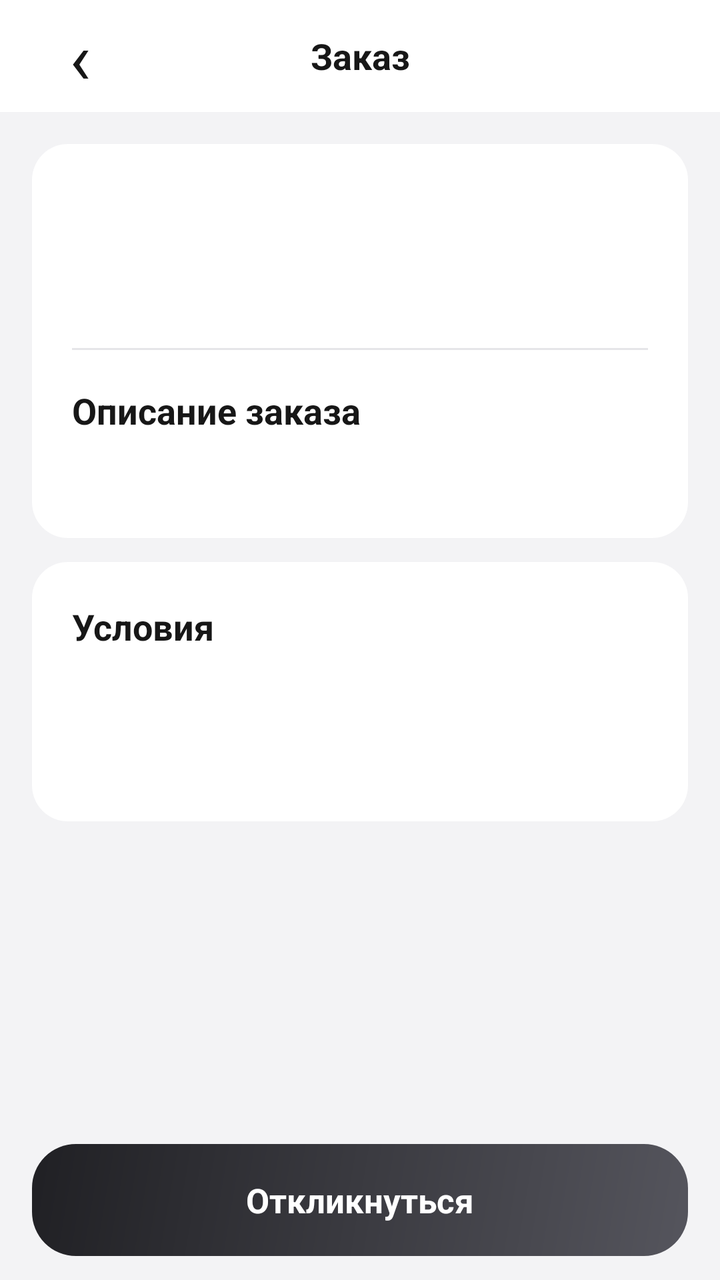
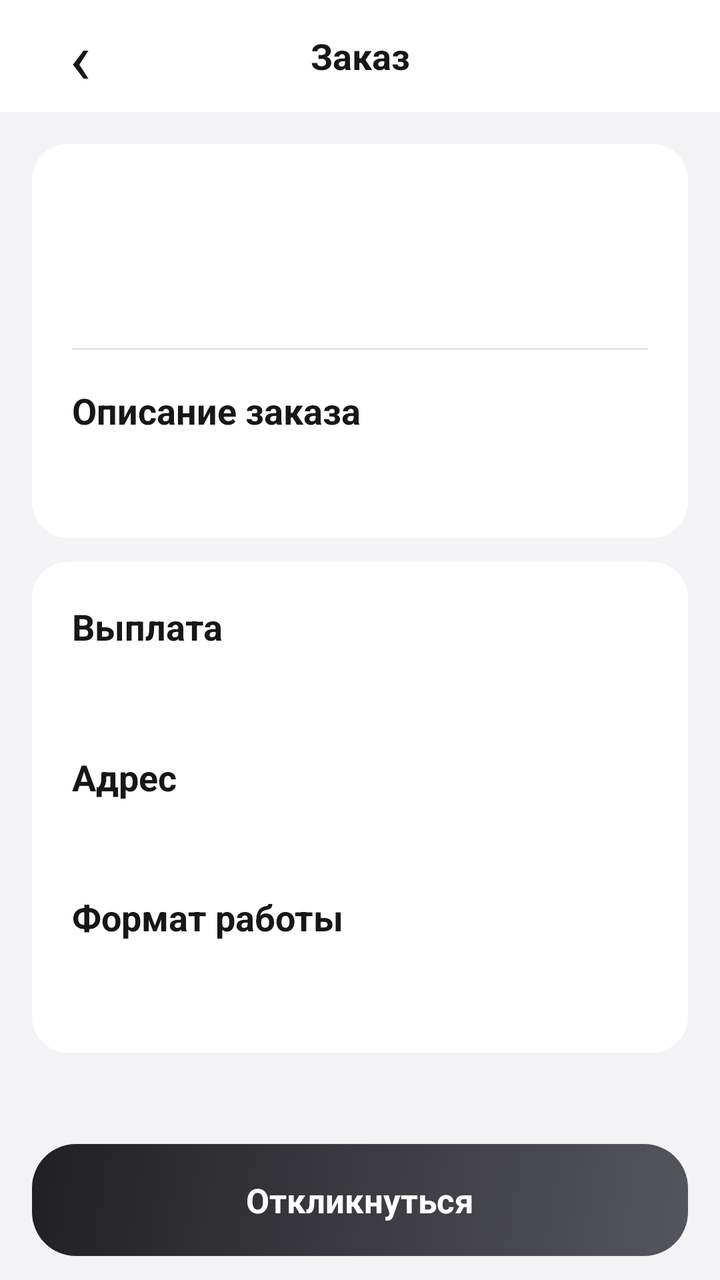

Compare the two renders of this Android layout. The source of the first and the diff that turns it into the second are given below.
<!-- AndroidManifest.xml: application theme Theme.Kursach -->
<!-- res/layout/activity_order_details.xml -->
<?xml version="1.0" encoding="utf-8"?>
<LinearLayout xmlns:android="http://schemas.android.com/apk/res/android"
    android:id="@+id/orderDetailsRoot"
    android:layout_width="match_parent"
    android:layout_height="match_parent"
    android:background="#F3F3F5"
    android:orientation="vertical">

    <LinearLayout
        android:layout_width="match_parent"
        android:layout_height="56dp"
        android:background="#FFFFFF"
        android:gravity="center_vertical"
        android:orientation="horizontal"
        android:paddingHorizontal="8dp">

        <TextView
            android:id="@+id/backButton"
            android:layout_width="64dp"
            android:layout_height="match_parent"
            android:background="?attr/selectableItemBackgroundBorderless"
            android:clickable="true"
            android:contentDescription="Назад"
            android:focusable="true"
            android:gravity="center"
            android:text="‹"
            android:textColor="#171717"
            android:textSize="36sp" />

        <TextView
            android:layout_width="0dp"
            android:layout_height="wrap_content"
            android:layout_weight="1"
            android:gravity="center"
            android:text="Заказ"
            android:textColor="#171717"
            android:textSize="18sp"
            android:textStyle="bold" />

        <View android:layout_width="64dp" android:layout_height="1dp" />
    </LinearLayout>

    <ScrollView
        android:layout_width="match_parent"
        android:layout_height="0dp"
        android:layout_weight="1"
        android:clipToPadding="false">

        <LinearLayout
            android:layout_width="match_parent"
            android:layout_height="wrap_content"
            android:orientation="vertical"
            android:padding="16dp">

            <LinearLayout
                android:layout_width="match_parent"
                android:layout_height="wrap_content"
                android:background="@drawable/rounded_white"
                android:orientation="vertical"
                android:padding="20dp">

                <TextView
                    android:id="@+id/orderDate"
                    android:layout_width="wrap_content"
                    android:layout_height="wrap_content"
                    android:textColor="#85858D"
                    android:textSize="14sp" />

                <TextView
                    android:id="@+id/orderTitle"
                    android:layout_width="match_parent"
                    android:layout_height="wrap_content"
                    android:layout_marginTop="10dp"
                    android:textColor="#171717"
                    android:textSize="26sp"
                    android:textStyle="bold" />

                <View
                    android:layout_width="match_parent"
                    android:layout_height="1dp"
                    android:layout_marginVertical="18dp"
                    android:background="#E5E5E8" />

                <TextView
                    android:layout_width="wrap_content"
                    android:layout_height="wrap_content"
                    android:text="Описание заказа"
                    android:textColor="#171717"
                    android:textSize="18sp"
                    android:textStyle="bold" />

                <TextView
                    android:id="@+id/orderDescription"
                    android:layout_width="match_parent"
                    android:layout_height="wrap_content"
                    android:layout_marginTop="10dp"
                    android:lineSpacingExtra="4dp"
                    android:textColor="#29292D"
                    android:textSize="16sp" />
            </LinearLayout>

            <LinearLayout
                android:layout_width="match_parent"
                android:layout_height="wrap_content"
                android:layout_marginTop="12dp"
                android:background="@drawable/rounded_white"
                android:orientation="vertical"
                android:padding="20dp">

                <TextView
                    android:layout_width="wrap_content"
                    android:layout_height="wrap_content"
                    android:text="Условия"
                    android:textColor="#171717"
                    android:textSize="18sp"
                    android:textStyle="bold" />

                <TextView
                    android:id="@+id/orderWorkMode"
                    android:layout_width="match_parent"
                    android:layout_height="wrap_content"
                    android:layout_marginTop="14dp"
                    android:textColor="#29292D"
                    android:textSize="16sp" />

                <TextView
                    android:id="@+id/orderCity"
                    android:layout_width="match_parent"
                    android:layout_height="wrap_content"
                    android:layout_marginTop="8dp"
                    android:textColor="#29292D"
                    android:textSize="16sp" />
            </LinearLayout>
        </LinearLayout>
    </ScrollView>

    <TextView
        android:id="@+id/respondButton"
        android:layout_width="match_parent"
        android:layout_height="56dp"
        android:layout_marginHorizontal="16dp"
        android:layout_marginTop="10dp"
        android:layout_marginBottom="12dp"
        android:background="@drawable/category_tile_dark"
        android:gravity="center"
        android:text="Откликнуться"
        android:textColor="#FFFFFF"
        android:textSize="17sp"
        android:textStyle="bold" />
</LinearLayout>
<!-- resources referenced by this layout -->
<resources>
  <!-- drawable category_tile_dark (drawable) -->
  <shape xmlns:android="http://schemas.android.com/apk/res/android" android:shape="rectangle">
      <gradient android:angle="135" android:startColor="#55555D" android:endColor="#202024" />
      <corners android:radius="22dp" />
  </shape>
  <!-- drawable rounded_white (drawable) -->
  <shape xmlns:android="http://schemas.android.com/apk/res/android" android:shape="rectangle">
      <solid android:color="#FFFFFF" />
      <corners android:radius="18dp" />
  </shape>
  <style name="Theme.Kursach" parent="Base.Theme.Kursach" />
  <style name="Base.Theme.Kursach" parent="Theme.Material3.DayNight.NoActionBar">
          
          
      </style>
</resources>

<!-- the commit's change to res/layout/activity_order_details.xml (unified diff, before → after) -->
@@ -110,7 +110,42 @@
                 <TextView
                     android:layout_width="wrap_content"
                     android:layout_height="wrap_content"
-                    android:text="Условия"
+                    android:text="Выплата"
+                    android:textColor="#171717"
+                    android:textSize="18sp"
+                    android:textStyle="bold" />
+
+                <TextView
+                    android:id="@+id/orderPayout"
+                    android:layout_width="match_parent"
+                    android:layout_height="wrap_content"
+                    android:layout_marginTop="8dp"
+                    android:textColor="#171717"
+                    android:textSize="20sp"
+                    android:textStyle="bold" />
+
+                <TextView
+                    android:layout_width="wrap_content"
+                    android:layout_height="wrap_content"
+                    android:layout_marginTop="16dp"
+                    android:text="Адрес"
+                    android:textColor="#171717"
+                    android:textSize="18sp"
+                    android:textStyle="bold" />
+
+                <TextView
+                    android:id="@+id/orderCity"
+                    android:layout_width="match_parent"
+                    android:layout_height="wrap_content"
+                    android:layout_marginTop="8dp"
+                    android:textColor="#29292D"
+                    android:textSize="16sp" />
+
+                <TextView
+                    android:layout_width="wrap_content"
+                    android:layout_height="wrap_content"
+                    android:layout_marginTop="16dp"
+                    android:text="Формат работы"
                     android:textColor="#171717"
                     android:textSize="18sp"
                     android:textStyle="bold" />
@@ -123,13 +158,6 @@
                     android:textColor="#29292D"
                     android:textSize="16sp" />
 
-                <TextView
-                    android:id="@+id/orderCity"
-                    android:layout_width="match_parent"
-                    android:layout_height="wrap_content"
-                    android:layout_marginTop="8dp"
-                    android:textColor="#29292D"
-                    android:textSize="16sp" />
             </LinearLayout>
         </LinearLayout>
     </ScrollView>
